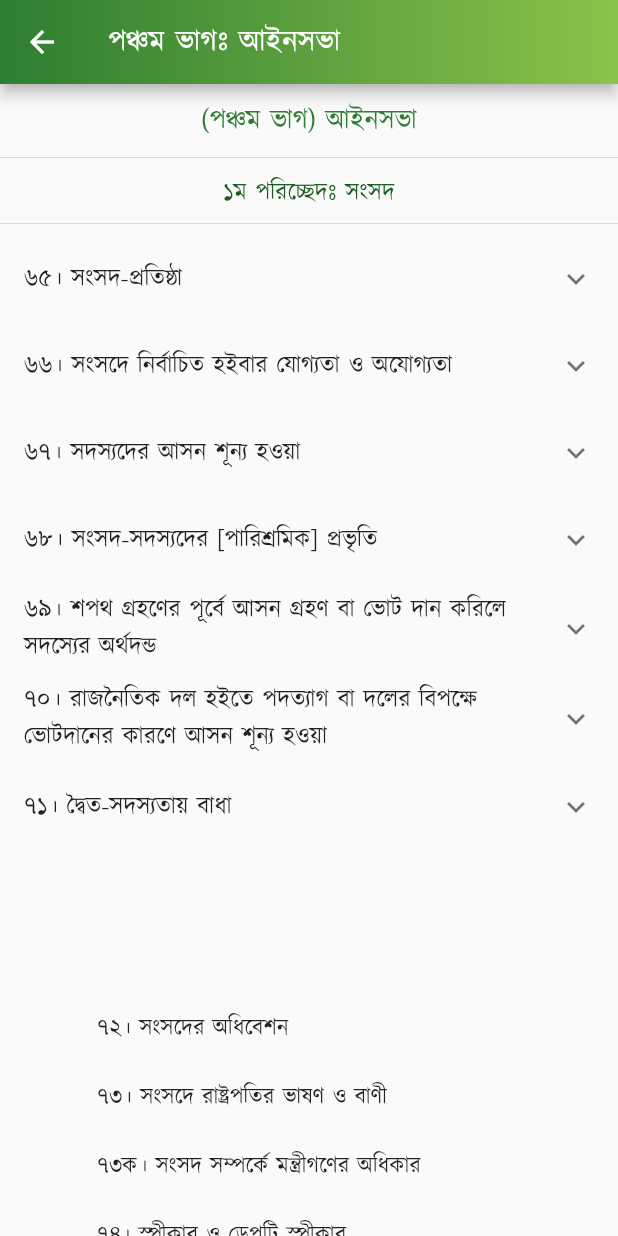
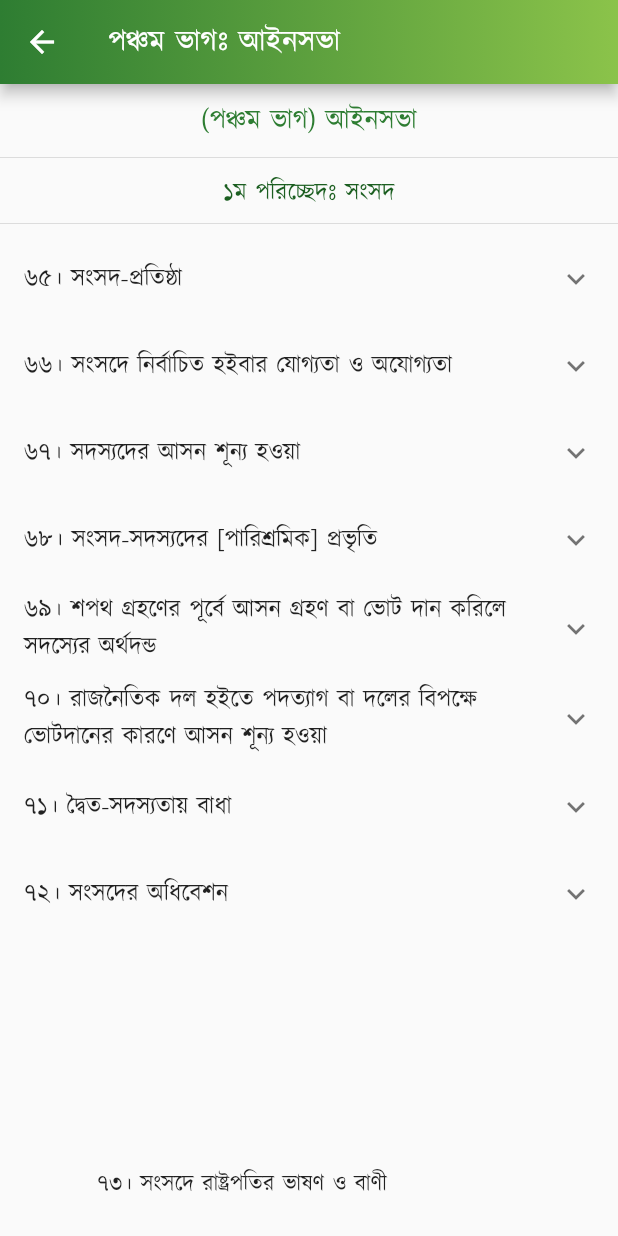
Before and after one commit to Azimul-Haque/flutter-onesignal, a Flutter app: the PartFive screen opened directly, on a phone screen of 412 x 824 dp. Run offline on Flutter 3.47's test engine with Material 2 defaults, Android fonts, the phone set to English and light mode, and no system bars; our stand-ins replace fluttertoast, package_info_plus, percent_indicator, shared_preferences, sqflite; missing offline and left inert: blinking_text, flutter_share, onesignal_flutter, slide_popup_dialog; accounts and stored records are empty; network calls fail.

Commit message:
Commit Sun 03/27/2022 23:32:07.26 13583

```diff
--- a/lib/pages/constitution/part5.dart
+++ b/lib/pages/constitution/part5.dart
@@ -169,11 +169,26 @@ class PartFive extends StatelessWidget {
               )),
             ],
           ),
+          ExpansionTile(
+            title: Text('৭২। সংসদের অধিবেশন'),
+            children: <Widget>[
+              ListTile(
+                  title: SelectableText(
+                '৭২। (১) সরকারী বিজ্ঞপ্তি-দ্বারা রাষ্ট্রপতি সংসদ আহ্বান, স্থগিত ও ভঙ্গ করিবেন এবং সংসদ আহ্বানকালে রাষ্ট্রপতি প্রথম বৈঠকের সময় ও স্থান নির্ধারণ করিবেন:',
+                textAlign: TextAlign.justify,
+              )),
+              ListTile(
+                  title: SelectableText(
+                '(২) কোন ব্যক্তির একই সময়ে দুই বা ততোধিক নির্বাচনী এলাকা হইতে নির্বাচন প্রার্থী হওয়ায় এই অনুচ্ছেদের (১) দফায় বর্ণিত কোন কিছুই প্রতিবন্ধকতা সৃষ্টি করিবে না, তবে তিনি যদি একাধিক নির্বাচনী এলাকা হইতে নির্বাচিত হন তাহা হইলে- \n(ক) তাঁহার সর্বশেষ নির্বাচনের ত্রিশ দিনের মধ্যে তিনি কোন্ নির্বাচনী এলাকার প্রতিনিধিত্ব করিতে ইচ্ছুক, তাহা জ্ঞাপন করিয়া নির্বাচন কমিশনকে একটি স্বাক্ষরযুক্ত ঘোষণা প্রদান করিবেন এবং তিনি অন্য যে সকল নির্বাচনী এলাকা হইতে নির্বাচিত হইয়াছিলেন, অতঃপর সেই সকল এলাকার আসনসমূহ শূন্য হইবে; \n(খ) এই দফার (ক) উপ-দফা মান্য করিতে অসমর্থ হইলে তিনি যে সকল আসনে নির্বাচিত হইয়াছিলেন, সেই সকল আসন শূন্য হইবে; এবং \n(গ) এই দফার উপরি-উক্ত বিধানসমূহ যতখানি প্রযোজ্য, ততখানি পালন না করা পর্যন্ত নির্বাচিত ব্যক্তি সংসদ-সদস্যের শপথ গ্রহণ বা ঘোষণা করিতে ও শপথপত্রে বা ঘোষণাপত্রে স্বাক্ষরদান করিতে পারিবেন না।',
+                textAlign: TextAlign.justify,
+              )),
+            ],
+          ),
           Padding(
             padding: EdgeInsets.all(15),
             child: Column(children: <Widget>[
               Text(
-                "\n\n \n\n৭২। সংসদের অধিবেশন \n\n৭৩। সংসদে রাষ্ট্রপতির ভাষণ ও বাণী \n\n৭৩ক। সংসদ সম্পর্কে মন্ত্রীগণের অধিকার \n\n৭৪। স্পীকার ও ডেপুটি স্পীকার \n\n৭৫। কার্যপ্রণালী-বিধি, কোরাম প্রভৃতি \n\n৭৬। সংসদের স্থায়ী কমিটিসমূহ \n\n৭৭। ন্যায়পাল \n\n৭৮। সংসদ ও সদস্যদের বিশেষ অধিকার ও দায়মুক্তি \n\n৭৯। সংসদ-সচিবালয় \n\n\n২য় পরিচ্ছেদঃ আইন প্রনয়ন ও অর্থসংক্রান্ত পদ্ধতি \n\n৮০। আইন প্রণয়ন পদ্ধতি \n\n৮১। অর্থবিল \n\n৮২। আর্থিক ব্যবস্থাবলীর সুপারিশ \n\n৮৩। সংসদের আইন ব্যতীত করারোপে বাধা \n\n৮৪। সংযুক্ত তহবিল ও প্রজাতন্ত্রের সরকারী হিসাব \n\n৮৫। সরকারী অর্থের নিয়ন্ত্রণ \n\n৮৬। প্রজাতন্ত্রের সরকারী হিসাবে প্রদেয় অর্থ \n\n৮৭। বার্ষিক আর্থিক বিবৃতি \n\n৮৮। সংযুক্ত তহবিলের উপর দায় \n\n৮৯। বার্ষিক আর্থিক বিবৃতি সম্পর্কিত পদ্ধতি \n\n৯০। নির্দিষ্টকরণ আইন \n\n৯১। সম্পূরক ও অতিরিক্ত মঞ্জুরী \n\n৯২। হিসাব, ঋণ প্রভৃতির উপর ভোট \n\n৯২ক। [বিলুপ্ত] \n\n\n৩য় পরিচ্ছেদঃ অধ্যাদেশপ্রণয়ন-ক্ষমতা \n\n৯৩। অধ্যাদেশপ্রণয়ন-ক্ষমতা",
+                "\n\n \n\n \n\n৭৩। সংসদে রাষ্ট্রপতির ভাষণ ও বাণী \n\n৭৩ক। সংসদ সম্পর্কে মন্ত্রীগণের অধিকার \n\n৭৪। স্পীকার ও ডেপুটি স্পীকার \n\n৭৫। কার্যপ্রণালী-বিধি, কোরাম প্রভৃতি \n\n৭৬। সংসদের স্থায়ী কমিটিসমূহ \n\n৭৭। ন্যায়পাল \n\n৭৮। সংসদ ও সদস্যদের বিশেষ অধিকার ও দায়মুক্তি \n\n৭৯। সংসদ-সচিবালয় \n\n\n২য় পরিচ্ছেদঃ আইন প্রনয়ন ও অর্থসংক্রান্ত পদ্ধতি \n\n৮০। আইন প্রণয়ন পদ্ধতি \n\n৮১। অর্থবিল \n\n৮২। আর্থিক ব্যবস্থাবলীর সুপারিশ \n\n৮৩। সংসদের আইন ব্যতীত করারোপে বাধা \n\n৮৪। সংযুক্ত তহবিল ও প্রজাতন্ত্রের সরকারী হিসাব \n\n৮৫। সরকারী অর্থের নিয়ন্ত্রণ \n\n৮৬। প্রজাতন্ত্রের সরকারী হিসাবে প্রদেয় অর্থ \n\n৮৭। বার্ষিক আর্থিক বিবৃতি \n\n৮৮। সংযুক্ত তহবিলের উপর দায় \n\n৮৯। বার্ষিক আর্থিক বিবৃতি সম্পর্কিত পদ্ধতি \n\n৯০। নির্দিষ্টকরণ আইন \n\n৯১। সম্পূরক ও অতিরিক্ত মঞ্জুরী \n\n৯২। হিসাব, ঋণ প্রভৃতির উপর ভোট \n\n৯২ক। [বিলুপ্ত] \n\n\n৩য় পরিচ্ছেদঃ অধ্যাদেশপ্রণয়ন-ক্ষমতা \n\n৯৩। অধ্যাদেশপ্রণয়ন-ক্ষমতা",
                 style:
                     TextStyle(color: Colors.black87, fontSize: 15, height: 1.5),
                 textAlign: TextAlign.justify,
```
